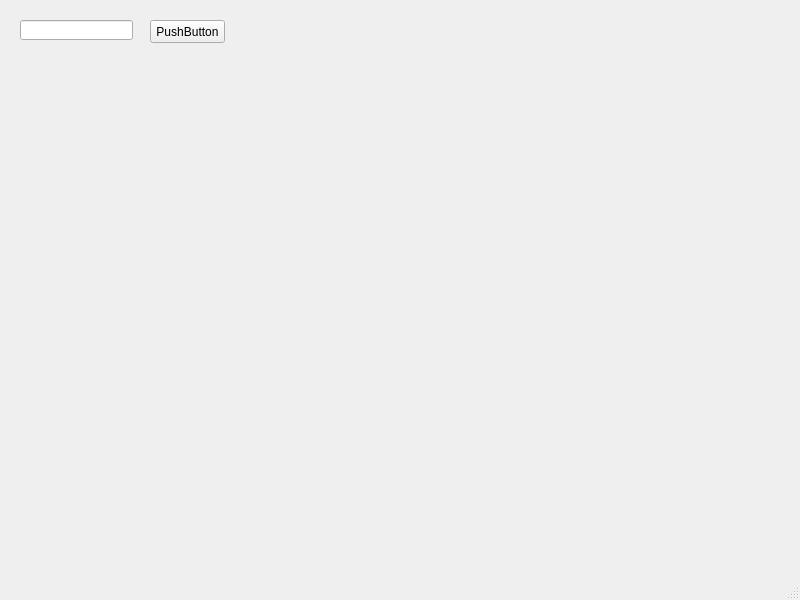
This is main.ui in xasya89/Python_Learn_Modbus as Qt 5 draws it before an edit. The edited form follows.
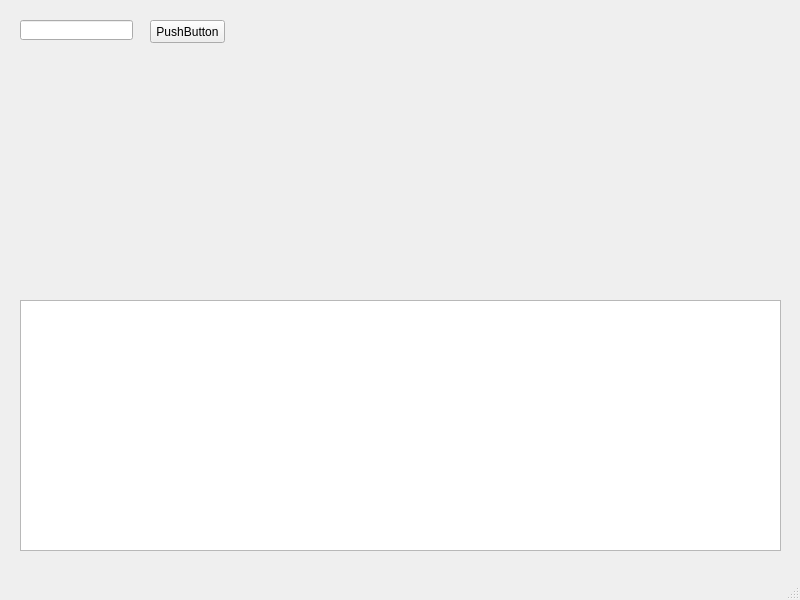
This is the edited form.

The edit to the form file:
```diff
--- a/main.ui
+++ b/main.ui
@@ -43,7 +43,17 @@
       <x>20</x>
       <y>60</y>
       <width>631</width>
-      <height>391</height>
+      <height>191</height>
+     </rect>
+    </property>
+   </widget>
+   <widget class="QTableWidget" name="tableOrders">
+    <property name="geometry">
+     <rect>
+      <x>20</x>
+      <y>300</y>
+      <width>761</width>
+      <height>251</height>
      </rect>
     </property>
    </widget>
```
